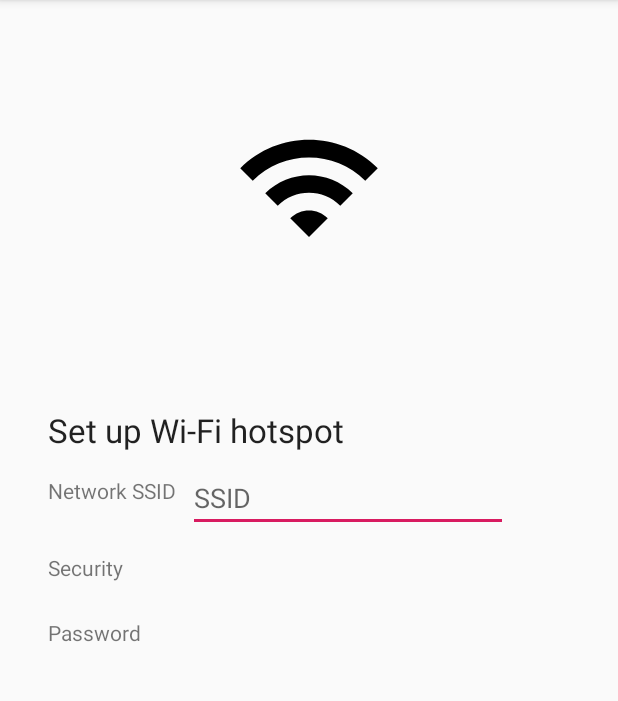
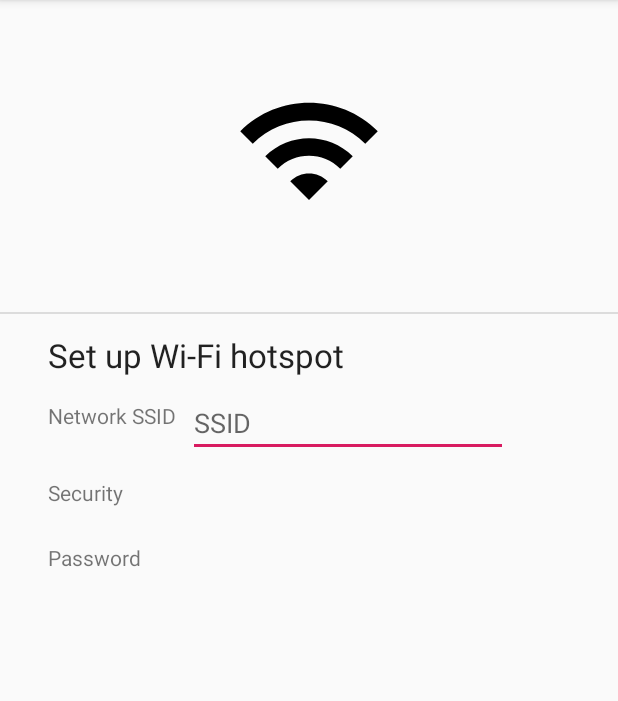
Before and after one commit to kevincodes-ui/HotspotWifi, an Android app: the screen it shows after launch (MainActivity), on a phone screen of 412 x 824 dp, the part 84-785 px from its top. Run offline under Robolectric (Android 15) with nearby library versions, the phone set to English and light mode, and no system bars.

Commit message:
1.10 stage

```diff
--- a/app/src/main/res/layout/activity_main.xml
+++ b/app/src/main/res/layout/activity_main.xml
@@ -9,7 +9,7 @@
     <LinearLayout
         android:id="@+id/adContainer"
         android:layout_width="0dp"
-        android:layout_height="250dp"
+        android:layout_height="200dp"
         android:gravity="center"
         android:orientation="vertical"
         app:layout_constraintEnd_toEndOf="parent"
@@ -75,4 +75,14 @@
         app:layout_constraintStart_toEndOf="@+id/textView2"
         app:layout_constraintTop_toBottomOf="@+id/textView" />
 
+    <View
+        android:id="@+id/divider2"
+        android:layout_width="match_parent"
+        android:layout_height="1dp"
+        android:layout_marginTop="8dp"
+        android:background="?android:attr/listDivider"
+        app:layout_constraintEnd_toEndOf="parent"
+        app:layout_constraintStart_toStartOf="parent"
+        app:layout_constraintTop_toBottomOf="@+id/adContainer" />
+
 </androidx.constraintlayout.widget.ConstraintLayout>
```
